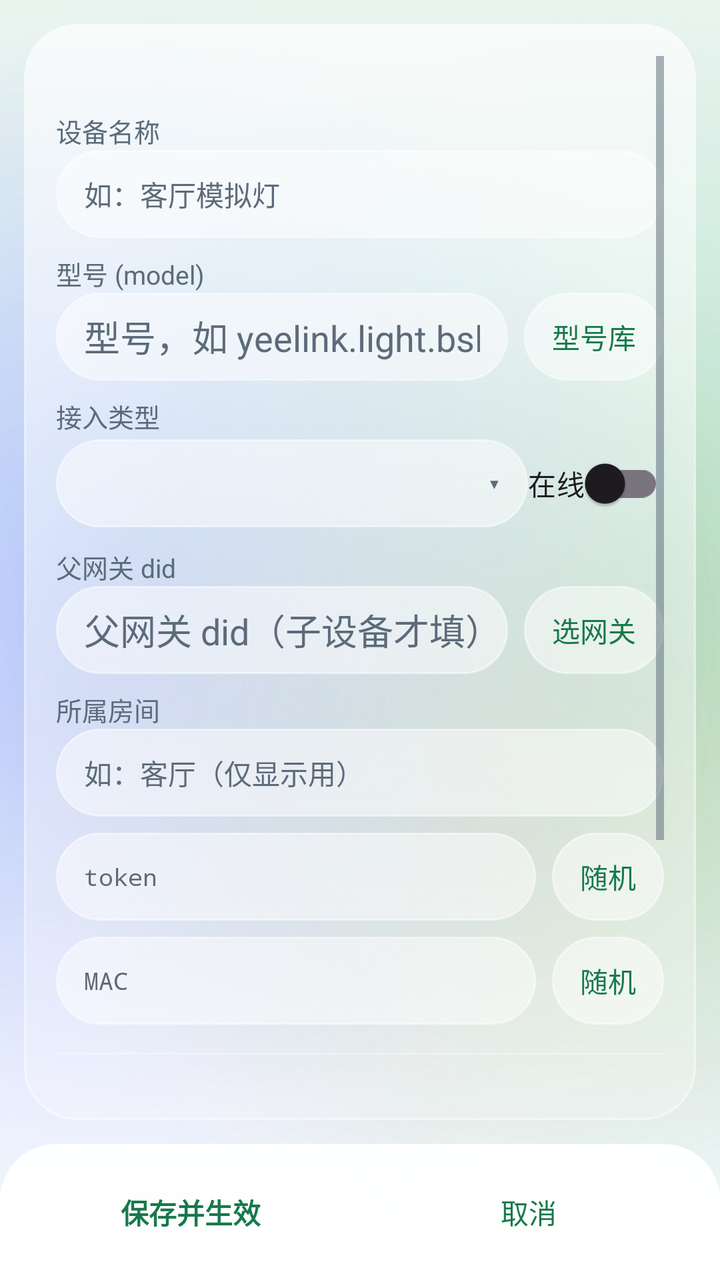
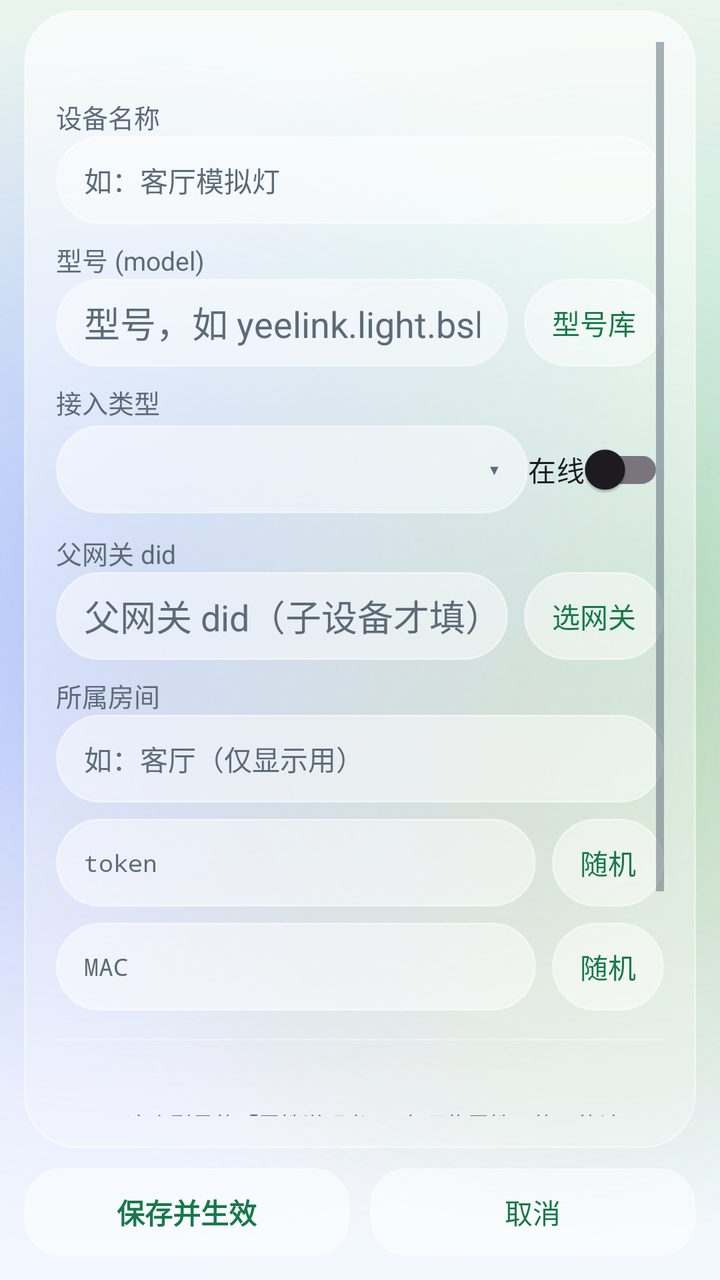

Two renders of the same Android screen: before a commit and after it. Below are the layout's source before the change and the commit's diff.
<!-- AndroidManifest.xml: application theme Theme.MijiaSim -->
<!-- res/layout/activity_device_edit.xml -->
<?xml version="1.0" encoding="utf-8"?>
<LinearLayout xmlns:android="http://schemas.android.com/apk/res/android"
    android:layout_width="match_parent"
    android:layout_height="match_parent"
    android:orientation="vertical">

    
    <LinearLayout
        android:layout_width="match_parent"
        android:layout_height="0dp"
        android:layout_margin="12dp"
        android:layout_weight="1"
        android:background="@drawable/bg_glass_card_faint"
        android:orientation="vertical"
        android:padding="16dp">

        <ScrollView
            android:layout_width="match_parent"
            android:layout_height="match_parent"
            android:fillViewport="true"
            android:scrollbars="vertical">

            <LinearLayout
                android:layout_width="match_parent"
                android:layout_height="wrap_content"
                android:orientation="vertical">

            <TextView
                android:id="@+id/edit_did"
                android:layout_width="match_parent"
                android:layout_height="wrap_content"
                android:fontFamily="monospace"
                android:textColor="@color/ink_muted"
                android:textSize="13sp" />

            <TextView
                android:layout_width="match_parent"
                android:layout_height="wrap_content"
                android:paddingTop="10dp"
                android:text="@string/label_name"
                android:textColor="@color/ink_muted"
                android:textSize="13sp" />

            <EditText
                android:id="@+id/input_name"
                android:layout_width="match_parent"
                android:layout_height="44dp"
                android:background="@drawable/bg_glass_pill_input"
                android:gravity="center_vertical"
                android:hint="@string/hint_name"
                android:inputType="text"
                android:maxLines="1"
                android:paddingLeft="14dp"
                android:paddingRight="14dp"
                android:textColor="@color/ink"
                android:textColorHint="@color/ink_muted"
                android:textSize="14sp" />

            <TextView
                android:layout_width="match_parent"
                android:layout_height="wrap_content"
                android:paddingTop="8dp"
                android:text="@string/label_model"
                android:textColor="@color/ink_muted"
                android:textSize="13sp" />

            <LinearLayout
                android:layout_width="match_parent"
                android:layout_height="wrap_content"
                android:gravity="center_vertical"
                android:orientation="horizontal">

                <EditText
                    android:id="@+id/input_model"
                    android:layout_width="0dp"
                    android:layout_height="44dp"
                    android:layout_weight="1"
                    android:background="@drawable/bg_glass_pill_input"
                    android:gravity="center_vertical"
                    android:hint="@string/hint_model"
                    android:inputType="text"
                    android:maxLines="1"
                    android:minHeight="44dp"
                    android:paddingLeft="14dp"
                    android:paddingRight="14dp"
                    android:textColor="@color/ink"
                    android:textColorHint="@color/ink_muted" />

                <Button
                    android:id="@+id/btn_pick_model"
                    style="@style/Widget.MijiaSim.Button.Pill"
                    android:layout_width="wrap_content"
                    android:layout_height="44dp"
                    android:textSize="14sp"
                    android:layout_marginStart="8dp"
                    android:text="@string/action_pick_model" />
            </LinearLayout>

            <TextView
                android:layout_width="match_parent"
                android:layout_height="wrap_content"
                android:paddingTop="8dp"
                android:text="@string/label_type"
                android:textColor="@color/ink_muted"
                android:textSize="13sp" />

            <LinearLayout
                android:layout_width="match_parent"
                android:layout_height="wrap_content"
                android:gravity="center_vertical"
                android:orientation="horizontal">

                
                <FrameLayout
                    android:layout_width="0dp"
                    android:layout_height="44dp"
                    android:layout_weight="1"
                    android:background="@drawable/bg_glass_pill_input">

                    <Spinner
                        android:id="@+id/spinner_type"
                        android:layout_width="match_parent"
                        android:layout_height="44dp"
                        android:background="@null"
                        android:paddingStart="16dp"
                        android:paddingEnd="34dp" />

                    <TextView
                        android:layout_width="34dp"
                        android:layout_height="44dp"
                        android:layout_gravity="end"
                        android:gravity="center"
                        android:text="@string/status_arrow_open"
                        android:textColor="@color/ink_muted"
                        android:textSize="14sp" />
                </FrameLayout>

                <androidx.appcompat.widget.SwitchCompat
                    android:id="@+id/switch_online"
                    android:layout_width="wrap_content"
                    android:layout_height="wrap_content"
                    android:text="@string/label_online" />
            </LinearLayout>

            <TextView
                android:id="@+id/label_parent_row"
                android:layout_width="match_parent"
                android:layout_height="wrap_content"
                android:paddingTop="8dp"
                android:text="@string/label_parent_gateway"
                android:textColor="@color/ink_muted"
                android:textSize="13sp" />

            <LinearLayout
                android:id="@+id/parent_row"
                android:layout_width="match_parent"
                android:layout_height="wrap_content"
                android:gravity="center_vertical"
                android:orientation="horizontal">

                <EditText
                    android:id="@+id/input_parent_did"
                    android:layout_width="0dp"
                    android:layout_height="44dp"
                    android:layout_weight="1"
                    android:background="@drawable/bg_glass_pill_input"
                    android:gravity="center_vertical"
                    android:hint="@string/hint_parent_did"
                    android:inputType="number"
                    android:maxLines="1"
                    android:minHeight="44dp"
                    android:paddingLeft="14dp"
                    android:paddingRight="14dp"
                    android:textColor="@color/ink"
                    android:textColorHint="@color/ink_muted" />

                <Button
                    android:id="@+id/btn_pick_parent"
                    style="@style/Widget.MijiaSim.Button.Pill"
                    android:layout_width="wrap_content"
                    android:layout_height="44dp"
                    android:textSize="14sp"
                    android:layout_marginStart="8dp"
                    android:text="@string/action_pick_gateway" />
            </LinearLayout>

            <TextView
                android:layout_width="match_parent"
                android:layout_height="wrap_content"
                android:paddingTop="8dp"
                android:text="@string/label_room"
                android:textColor="@color/ink_muted"
                android:textSize="13sp" />

            <EditText
                android:id="@+id/input_room"
                android:layout_width="match_parent"
                android:layout_height="44dp"
                android:background="@drawable/bg_glass_pill_input"
                android:gravity="center_vertical"
                android:hint="@string/hint_room"
                android:inputType="text"
                android:maxLines="1"
                android:paddingLeft="14dp"
                android:paddingRight="14dp"
                android:textColor="@color/ink"
                android:textColorHint="@color/ink_muted"
                android:textSize="14sp" />

            <LinearLayout
                android:layout_width="match_parent"
                android:layout_height="wrap_content"
                android:gravity="center_vertical"
                android:orientation="horizontal"
                android:paddingTop="8dp">

                <EditText
                    android:id="@+id/input_token"
                    android:layout_width="0dp"
                    android:layout_height="44dp"
                    android:layout_weight="1"
                    android:background="@drawable/bg_glass_pill_input"
                    android:gravity="center_vertical"
                    android:fontFamily="monospace"
                    android:hint="@string/label_token"
                    android:inputType="textCapCharacters"
                    android:maxLines="1"
                    android:minHeight="44dp"
                    android:paddingLeft="14dp"
                    android:paddingRight="14dp"
                    android:textColor="@color/ink"
                    android:textColorHint="@color/ink_muted"
                    android:textSize="12sp" />

                <Button
                    android:id="@+id/btn_token"
                    style="@style/Widget.MijiaSim.Button.Pill"
                    android:layout_width="wrap_content"
                    android:layout_height="44dp"
                    android:textSize="14sp"
                    android:layout_marginStart="8dp"
                    android:text="@string/action_random" />
            </LinearLayout>

            <LinearLayout
                android:layout_width="match_parent"
                android:layout_height="wrap_content"
                android:gravity="center_vertical"
                android:orientation="horizontal"
                android:paddingTop="8dp">

                <EditText
                    android:id="@+id/input_mac"
                    android:layout_width="0dp"
                    android:layout_height="44dp"
                    android:layout_weight="1"
                    android:background="@drawable/bg_glass_pill_input"
                    android:gravity="center_vertical"
                    android:fontFamily="monospace"
                    android:hint="@string/label_mac"
                    android:inputType="textCapCharacters"
                    android:maxLines="1"
                    android:minHeight="44dp"
                    android:paddingLeft="14dp"
                    android:paddingRight="14dp"
                    android:textColor="@color/ink"
                    android:textColorHint="@color/ink_muted"
                    android:textSize="12sp" />

                <Button
                    android:id="@+id/btn_mac"
                    style="@style/Widget.MijiaSim.Button.Pill"
                    android:layout_width="wrap_content"
                    android:layout_height="44dp"
                    android:textSize="14sp"
                    android:layout_marginStart="8dp"
                    android:text="@string/action_random" />
            </LinearLayout>

            <View
                android:layout_width="match_parent"
                android:layout_height="1dp"
                android:layout_marginTop="14dp"
                android:layout_marginBottom="14dp"
                android:background="@color/glass_stroke_soft" />

            <TextView
                android:id="@+id/spec_summary"
                android:layout_width="match_parent"
                android:layout_height="wrap_content"
                android:textColor="@color/ink"
                android:textSize="13sp" />

            
            <TextView
                android:layout_width="match_parent"
                android:layout_height="wrap_content"
                android:paddingTop="2dp"
                android:text="@string/hint_spec_what"
                android:textColor="@color/ink_muted"
                android:textSize="11sp" />

            <LinearLayout
                android:layout_width="match_parent"
                android:layout_height="wrap_content"
                android:layout_marginTop="4dp"
                android:gravity="center_vertical"
                android:orientation="horizontal">

                <Button
                    android:id="@+id/btn_fetch_spec"
                    style="@style/Widget.MijiaSim.Button.Pill"
                    android:layout_width="wrap_content"
                    android:layout_height="44dp"
                    android:textSize="14sp"
                    android:text="@string/action_fetch_spec_online" />

                <Button
                    android:id="@+id/btn_reset_state"
                    style="@style/Widget.MijiaSim.Button.Pill"
                    android:layout_width="wrap_content"
                    android:layout_height="44dp"
                    android:textSize="14sp"
                    android:layout_marginStart="8dp"
                    android:text="@string/action_reset_state" />
            </LinearLayout>

            <TextView
                android:layout_width="match_parent"
                android:layout_height="wrap_content"
                android:paddingTop="12dp"
                android:text="@string/label_props"
                android:textColor="@color/ink"
                android:textSize="15sp"
                android:textStyle="bold" />

            <LinearLayout
                android:id="@+id/prop_container"
                android:layout_width="match_parent"
                android:layout_height="wrap_content"
                android:orientation="vertical" />

            </LinearLayout>
        </ScrollView>
    </LinearLayout>

    
    <LinearLayout
        android:id="@+id/bottom_action_bar"
        android:layout_width="match_parent"
        android:layout_height="wrap_content"
        android:background="@drawable/bg_glass_bar_bottom"
        android:elevation="10dp"
        android:gravity="center_vertical"
        android:orientation="horizontal"
        android:paddingStart="16dp"
        android:paddingTop="12dp"
        android:paddingEnd="16dp"
        android:paddingBottom="12dp">

        
        <Button
            android:id="@+id/btn_save"
            style="@style/Widget.MijiaSim.Button.Primary"
            android:layout_width="0dp"
            android:layout_height="44dp"
            android:layout_weight="1"
            android:background="@drawable/bg_glass_input_button"
            android:text="@string/action_save"
            android:textSize="14sp" />

        <Button
            android:id="@+id/btn_cancel"
            style="@style/Widget.MijiaSim.Button.Pill"
            android:layout_width="0dp"
            android:layout_height="44dp"
            android:layout_marginStart="10dp"
            android:layout_weight="1"
            android:background="@drawable/bg_glass_input_button"
            android:text="@string/action_cancel"
            android:textSize="14sp" />
    </LinearLayout>
</LinearLayout>
<!-- resources referenced by this layout -->
<resources>
  <color name="glass_stroke_soft">#4DFFFFFF</color>
  <color name="ink">#FF1B1F24</color>
  <color name="ink_muted">#FF5C6B7A</color>
  <!-- drawable bg_glass_bar_bottom (drawable) -->
  <?xml version="1.0" encoding="utf-8"?>
  <layer-list xmlns:android="http://schemas.android.com/apk/res/android">
  
      <item>
          <shape android:shape="rectangle">
              <gradient
                  android:angle="90"
                  android:endColor="@color/bar_top"
                  android:startColor="@color/bar_bottom" />
              <corners
                  android:topLeftRadius="28dp"
                  android:topRightRadius="28dp" />
          </shape>
      </item>
  
      <item
          android:height="1dp"
          android:left="28dp"
          android:right="28dp"
          android:gravity="top">
          <shape android:shape="rectangle">
              <solid android:color="@color/glass_stroke" />
          </shape>
      </item>
  
  </layer-list>
  <string name="action_cancel">取消</string>
  <string name="action_fetch_spec_online">在线取 spec</string>
  <string name="action_pick_gateway">选网关</string>
  <string name="action_pick_model">型号库</string>
  <string name="action_random">随机</string>
  <string name="action_reset_state">重置实时状态</string>
  <string name="action_save">保存并生效</string>
  <string name="hint_model">型号，如 yeelink.light.bslamp2</string>
  <string name="hint_name">如：客厅模拟灯</string>
  <string name="hint_parent_did">父网关 did（子设备才填）</string>
  <string name="hint_room">如：客厅（仅显示用）</string>
  <string name="hint_spec_what">spec = 这个型号的「属性说明书」：有哪些属性、能不能读写、取值范围、每个枚举值什么意思。
          面板和下面的属性初值都照它来；属性名显示成「中文(英文)」，官方没给中文的才只留英文。</string>
  <string name="label_mac">MAC</string>
  <string name="label_model">型号 (model)</string>
  <string name="label_name">设备名称</string>
  <string name="label_online">在线</string>
  <string name="label_parent_gateway">父网关 did</string>
  <string name="label_props">属性初值</string>
  <string name="label_room">所属房间</string>
  <string name="label_token">token</string>
  <string name="label_type">接入类型</string>
  <string name="status_arrow_open">▾</string>
  <style name="Widget.MijiaSim.Button.Primary" parent="Widget.MijiaSim.Button.Pill">
          <item name="android:textStyle">bold</item>
      </style>
  <color name="bar_top">#F2FFFFFF</color>
  <color name="bar_bottom">#D9FFFFFF</color>
  <color name="glass_stroke">#80FFFFFF</color>
  <color name="glass_card_faint_bottom">#3DFFFFFF</color>
  <color name="glass_card_faint_top">#A6FFFFFF</color>
  <color name="pill_pressed">#B3FFFFFF</color>
  <color name="pill_disabled">#40FFFFFF</color>
  <color name="glass_input_fill">#8CFFFFFF</color>
  <color name="pill_fill">#80FFFFFF</color>
  <color name="accent">#FF2bb673</color>
  <color name="accent_deep">#FF17794A</color>
  <color name="liquid_sky">#FFF3F8FF</color>
  <style name="ThemeOverlay.MijiaSim.ActionBar" parent="ThemeOverlay.AppCompat.Light">
          <item name="colorControlNormal">@color/ink</item>
          <item name="android:textColorPrimary">@color/ink</item>
      </style>
  <style name="Widget.MijiaSim.PopupMenu" parent="Widget.AppCompat.PopupMenu">
          <item name="android:popupBackground">@drawable/bg_glass_popup</item>
          <item name="android:popupElevation">10dp</item>
      </style>
  <color name="liquid_mist">#FFEAF4EF</color>
  <color name="blob_mint">#552BB673</color>
  <color name="blob_blue">#4D4C9AFF</color>
  <color name="blob_violet">#3D8E7CFF</color>
  <color name="blob_amber">#2EF2A33C</color>
  <style name="TextAppearance.MijiaSim.ActionBar.Subtitle" parent="TextAppearance.AppCompat.Widget.ActionBar.Subtitle">
          <item name="android:textColor">@color/ink_muted</item>
      </style>
  <color name="dialog_fill">#F7FFFFFF</color>
  <color name="popup_bottom">#FFF6FAFF</color>
  <color name="popup_top">#FFFFFFFF</color>
  <color name="glass_divider">#14000000</color>
  <!-- unchanged entries left out for length: 14 -->
</resources>

<!-- the commit's change to res/layout/activity_device_edit.xml (unified diff, before → after) -->
@@ -8,7 +8,10 @@
     <LinearLayout
         android:layout_width="match_parent"
         android:layout_height="0dp"
-        android:layout_margin="12dp"
+        android:layout_marginStart="12dp"
+        android:layout_marginTop="5dp"
+        android:layout_marginEnd="12dp"
+        android:layout_marginBottom="0dp"
         android:layout_weight="1"
         android:background="@drawable/bg_glass_card_faint"
         android:orientation="vertical"
@@ -349,13 +352,11 @@
         android:id="@+id/bottom_action_bar"
         android:layout_width="match_parent"
         android:layout_height="wrap_content"
-        android:background="@drawable/bg_glass_bar_bottom"
-        android:elevation="10dp"
         android:gravity="center_vertical"
         android:orientation="horizontal"
-        android:paddingStart="16dp"
-        android:paddingTop="12dp"
-        android:paddingEnd="16dp"
+        android:paddingStart="12dp"
+        android:paddingTop="10dp"
+        android:paddingEnd="12dp"
         android:paddingBottom="12dp">
 
         
<!-- resource entries referenced after the edit -->
@@ -3,33 +3,6 @@
   <color name="glass_stroke_soft">#4DFFFFFF</color>
   <color name="ink">#FF1B1F24</color>
   <color name="ink_muted">#FF5C6B7A</color>
-  <!-- drawable bg_glass_bar_bottom (drawable) -->
-  <?xml version="1.0" encoding="utf-8"?>
-  <layer-list xmlns:android="http://schemas.android.com/apk/res/android">
-  
-      <item>
-          <shape android:shape="rectangle">
-              <gradient
-                  android:angle="90"
-                  android:endColor="@color/bar_top"
-                  android:startColor="@color/bar_bottom" />
-              <corners
-                  android:topLeftRadius="28dp"
-                  android:topRightRadius="28dp" />
-          </shape>
-      </item>
-  
-      <item
-          android:height="1dp"
-          android:left="28dp"
-          android:right="28dp"
-          android:gravity="top">
-          <shape android:shape="rectangle">
-              <solid android:color="@color/glass_stroke" />
-          </shape>
-      </item>
-  
-  </layer-list>
   <string name="action_cancel">取消</string>
   <string name="action_fetch_spec_online">在线取 spec</string>
   <string name="action_pick_gateway">选网关</string>
@@ -56,8 +29,6 @@
   <style name="Widget.MijiaSim.Button.Primary" parent="Widget.MijiaSim.Button.Pill">
           <item name="android:textStyle">bold</item>
       </style>
-  <color name="bar_top">#F2FFFFFF</color>
-  <color name="bar_bottom">#D9FFFFFF</color>
   <color name="glass_stroke">#80FFFFFF</color>
   <color name="glass_card_faint_bottom">#3DFFFFFF</color>
   <color name="glass_card_faint_top">#A6FFFFFF</color>
